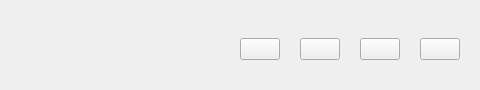
Old version of the form topbar.ui in the repository FLCYR/GameLanucher; both pictures show x 671 to 1151 and y 0 to 90 of the 1151 by 90 pixel window.
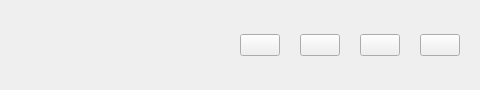
New version of the form. Icons and pictures are not drawn.

```diff
--- a/topbar.ui
+++ b/topbar.ui
@@ -201,9 +201,15 @@
       <property name="spacing">
        <number>20</number>
       </property>
-      <property name="bottomMargin">
+      <property name="leftMargin">
        <number>0</number>
       </property>
+      <property name="topMargin">
+       <number>11</number>
+      </property>
+      <property name="bottomMargin">
+       <number>11</number>
+      </property>
       <item>
        <widget class="QPushButton" name="btnService">
         <property name="text">
```
